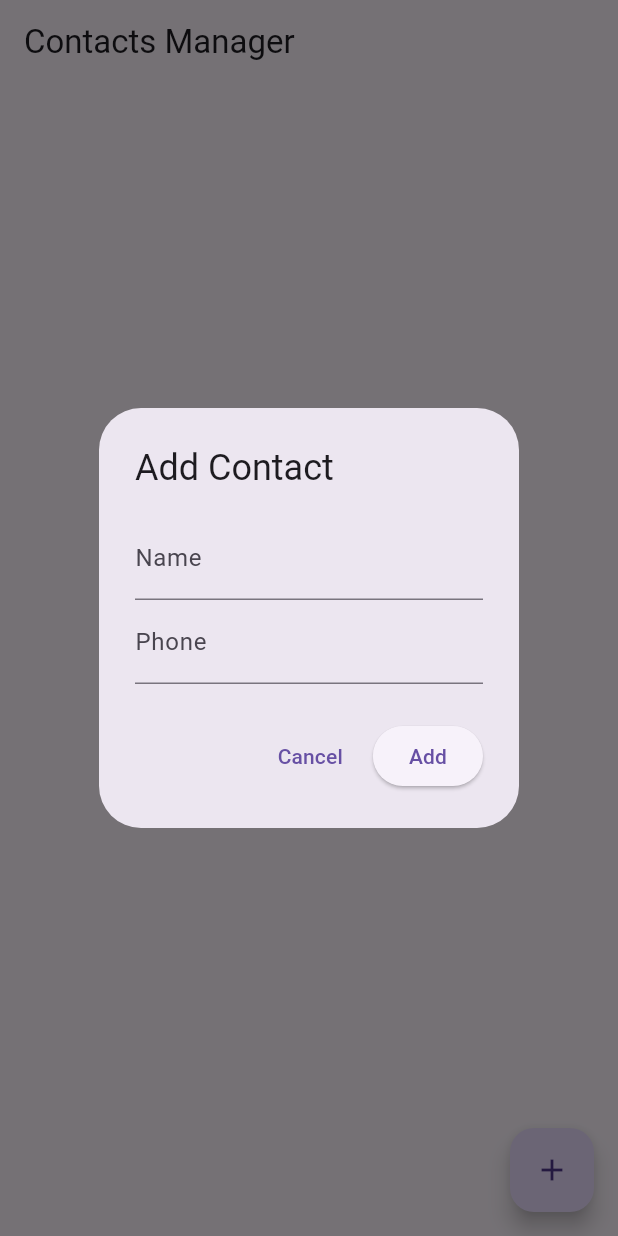
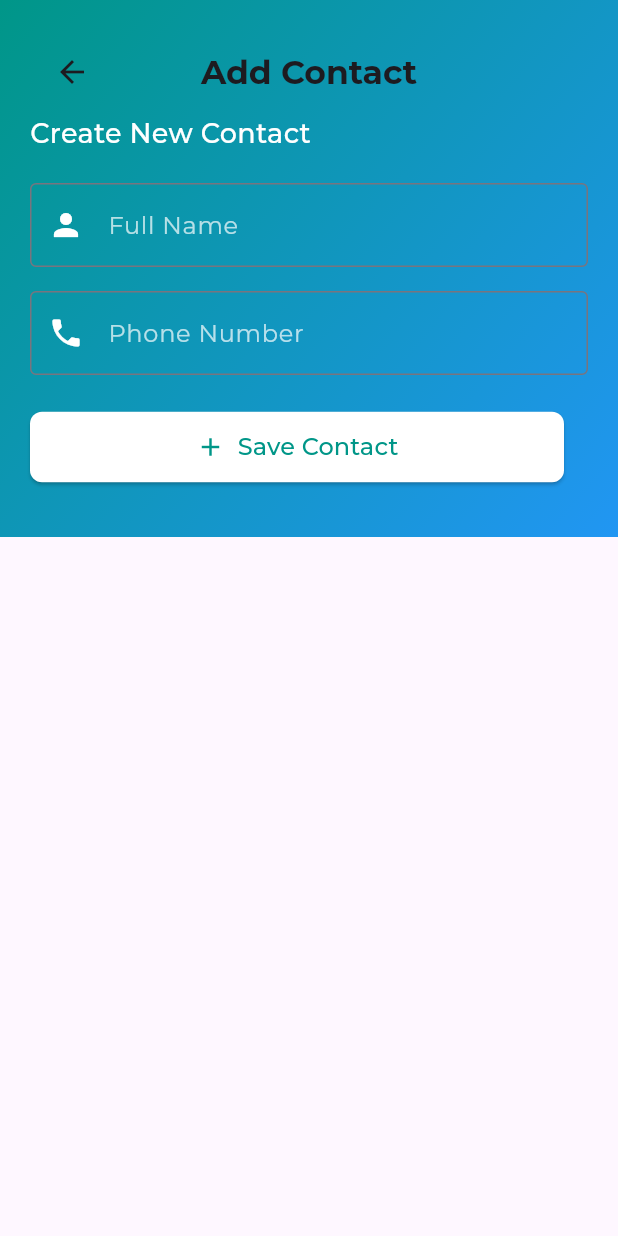
Before and after one commit to keerthana2331/sqf_lite, a Flutter app: the screen it shows after launch, after a tap on the "add" icon, on a phone screen of 412 x 824 dp. Run offline on Flutter 3.47's test engine with Material 3 defaults, Android fonts, the phone set to English and light mode, and no system bars; our stand-ins replace flutter_staggered_animations, google_fonts, sqflite; accounts and stored records are empty.

Commit message:
made some changes into it

```diff
--- /dev/null
+++ b/lib/contactlist.dart
@@ -0,0 +1,209 @@
+import 'package:flutter/material.dart';
+import 'package:flutter_staggered_animations/flutter_staggered_animations.dart';
+import 'db_helper.dart';
+import 'contact.dart';
+import 'contactpage.dart';
+
+class ContactListPage extends StatefulWidget {
+  @override
+  _ContactListPageState createState() => _ContactListPageState();
+}
+
+class _ContactListPageState extends State<ContactListPage> {
+  List<Contact> _contacts = [];
+  final DBHelper _dbHelper = DBHelper();
+  final GlobalKey<AnimatedListState> _listKey = GlobalKey<AnimatedListState>();
+
+  // Gradient color control
+  late List<Color> _colors;
+  late List<Color> _secondColors;
+
+  @override
+  void initState() {
+    super.initState();
+    _loadContacts();
+
+    _colors = [Colors.teal.shade300, Colors.blue.shade400]; // Initial colors
+    _secondColors = [Colors.blue.shade400, Colors.purple.shade600]; // Second colors for animation
+    _startGradientAnimation();
+  }
+
+  Future<void> _loadContacts() async {
+    final contacts = await _dbHelper.getContacts();
+    setState(() {
+      _contacts = contacts;
+    });
+  }
+
+  void _navigateToAddEditPage({Contact? contact}) async {
+    final result = await Navigator.push(
+      context,
+      MaterialPageRoute(
+        builder: (context) => AddEditContactPage(contact: contact),
+      ),
+    );
+
+    if (result == true) {
+      _loadContacts();
+    }
+  }
+
+  Future<void> _confirmDelete(int id, int index) async {
+    final confirm = await showDialog<bool>(
+      context: context,
+      builder: (context) => AlertDialog(
+        title: Text('Delete Contact'),
+        content: Text('Are you sure you want to delete this contact?'),
+        actions: [
+          TextButton(
+            onPressed: () => Navigator.pop(context, false),
+            child: Text('Cancel'),
+          ),
+          TextButton(
+            onPressed: () => Navigator.pop(context, true),
+            child: Text('Delete'),
+          ),
+        ],
+      ),
+    );
+
+    if (confirm == true) {
+      await _dbHelper.deleteContact(id);
+      setState(() {
+        _contacts.removeAt(index);
+      });
+    }
+  }
+
+  // Function to animate background gradient change
+  void _startGradientAnimation() {
+    Future.delayed(Duration(seconds: 3), () {
+      setState(() {
+        _colors = _secondColors;
+        _secondColors = _colors;
+      });
+      _startGradientAnimation(); // Loop the animation
+    });
+  }
+
+  @override
+  Widget build(BuildContext context) {
+    return Scaffold(
+      appBar: AppBar(
+        title: Text(
+          'Contact Manager',
+          style: TextStyle(fontSize: 24, fontWeight: FontWeight.bold),
+        ),
+        centerTitle: true,
+      ),
+      body: AnimatedContainer(
+        duration: Duration(seconds: 3),
+        decoration: BoxDecoration(
+          gradient: LinearGradient(
+            colors: _colors,
+            begin: Alignment.topLeft,
+            end: Alignment.bottomRight,
+          ),
+        ),
+        child: _contacts.isEmpty
+            ? Center(
+                child: Column(
+                  mainAxisAlignment: MainAxisAlignment.center,
+                  children: [
+                    AnimatedContainer(
+                      duration: Duration(seconds: 1),
+                      child: Icon(Icons.contacts, size: 100, color: Colors.white.withOpacity(0.7)),
+                    ),
+                    SizedBox(height: 16),
+                    Text(
+                      'No Contacts Found',
+                      style: TextStyle(
+                        fontSize: 20,
+                        fontWeight: FontWeight.w500,
+                        color: Colors.white.withOpacity(0.8),
+                      ),
+                    ),
+                    SizedBox(height: 8),
+                    Text(
+                      'Tap the "+" button to add a new contact!',
+                      style: TextStyle(color: Colors.white.withOpacity(0.7)),
+                    ),
+                  ],
+                ),
+              )
+            : AnimationLimiter(
+                child: ListView.builder(
+                  key: _listKey,
+                  padding: EdgeInsets.all(8),
+                  itemCount: _contacts.length,
+                  itemBuilder: (context, index) {
+                    final contact = _contacts[index];
+                    return AnimationConfiguration.staggeredList(
+                      position: index,
+                      duration: const Duration(milliseconds: 500),
+                      child: SlideAnimation(
+                        verticalOffset: 50.0,
+                        child: FadeInAnimation(
+                          child: Card(
+                            elevation: 4,
+                            margin: EdgeInsets.symmetric(vertical: 8, horizontal: 12),
+                            shape: RoundedRectangleBorder(
+                              borderRadius: BorderRadius.circular(12),
+                            ),
+                            child: ListTile(
+                              contentPadding: EdgeInsets.symmetric(horizontal: 16, vertical: 8),
+                              leading: CircleAvatar(
+                                radius: 24,
+                                backgroundColor: Colors.teal.shade300,
+                                child: Text(
+                                  contact.name[0].toUpperCase(),
+                                  style: TextStyle(color: Colors.white, fontSize: 20),
+                                ),
+                              ),
+                              title: Text(
+                                contact.name,
+                                style: TextStyle(
+                                  fontSize: 18,
+                                  fontWeight: FontWeight.bold,
+                                ),
+                              ),
+                              subtitle: Text(
+                                contact.phone,
+                                style: TextStyle(color: Colors.grey.shade600),
+                              ),
+                              trailing: Row(
+                                mainAxisSize: MainAxisSize.min,
+                                children: [
+                                  Tooltip(
+                                    message: 'Edit Contact',
+                                    child: IconButton(
+                                      icon: Icon(Icons.edit, color: Colors.blue),
+                                      onPressed: () => _navigateToAddEditPage(contact: contact),
+                                    ),
+                                  ),
+                                  Tooltip(
+                                    message: 'Delete Contact',
+                                    child: IconButton(
+                                      icon: Icon(Icons.delete, color: Colors.red),
+                                      onPressed: () => _confirmDelete(contact.id!, index),
+                                    ),
+                                  ),
+                                ],
+                              ),
+                            ),
+                          ),
+                        ),
+                      ),
+                    );
+                  },
+                ),
+              ),
+      ),
+      floatingActionButton: FloatingActionButton(
+        onPressed: () => _navigateToAddEditPage(),
+        child: Icon(Icons.add),
+        backgroundColor: Colors.teal,
+      ),
+    );
+  }
+}
--- /dev/null
+++ b/lib/contactpage.dart
@@ -0,0 +1,217 @@
+import 'package:flutter/material.dart';
+import 'dart:async'; // For periodic updates.
+
+import 'db_helper.dart';
+import 'contact.dart';
+
+class AddEditContactPage extends StatefulWidget {
+  final Contact? contact;
+
+  const AddEditContactPage({Key? key, this.contact}) : super(key: key);
+
+  @override
+  AddEditContactPageState createState() => AddEditContactPageState();
+}
+
+class AddEditContactPageState extends State<AddEditContactPage> {
+  final formKey = GlobalKey<FormState>();
+  final nameController = TextEditingController();
+  final phoneController = TextEditingController();
+  final DBHelper dbHelper = DBHelper();
+
+  List<List<Color>> gradientColors = [
+    [Colors.teal, Colors.blue],
+    [Colors.purple, Colors.pink],
+    [Colors.orange, Colors.red],
+  ];
+  int currentGradientIndex = 0;
+
+  @override
+  void initState() {
+    super.initState();
+    if (widget.contact != null) {
+      nameController.text = widget.contact!.name;
+      phoneController.text = widget.contact!.phone;
+    }
+    startGradientAnimation();
+  }
+
+  void startGradientAnimation() {
+    Timer.periodic(Duration(seconds: 4), (timer) {
+      setState(() {
+        currentGradientIndex = (currentGradientIndex + 1) % gradientColors.length;
+      });
+    });
+  }
+
+  @override
+  void dispose() {
+    nameController.dispose();
+    phoneController.dispose();
+    super.dispose();
+  }
+
+  void saveContact() async {
+    if (formKey.currentState!.validate()) {
+      final contact = Contact(
+        id: widget.contact?.id,
+        name: nameController.text.trim(),
+        phone: phoneController.text.trim(),
+      );
+
+      if (widget.contact == null) {
+        await dbHelper.addContact(contact);
+      } else {
+        await dbHelper.updateContact(contact);
+      }
+
+      Navigator.pop(context, true);
+    }
+  }
+
+  @override
+  Widget build(BuildContext context) {
+    return Scaffold(
+      body: AnimatedContainer(
+        duration: Duration(seconds: 4),
+        curve: Curves.easeInOut,
+        decoration: BoxDecoration(
+          gradient: LinearGradient(
+            colors: gradientColors[currentGradientIndex],
+            begin: Alignment.topLeft,
+            end: Alignment.bottomRight,
+          ),
+        ),
+        child: SingleChildScrollView(
+          padding: const EdgeInsets.all(20.0),
+          child: Column(
+            children: [
+              AppBar(
+                title: Text(
+                  widget.contact == null ? 'Add Contact' : 'Edit Contact',
+                  style: TextStyle(fontSize: 22, fontWeight: FontWeight.bold),
+                ),
+                centerTitle: true,
+                backgroundColor: Colors.transparent,
+                elevation: 0,
+              ),
+              Form(
+                key: formKey,
+                child: Column(
+                  crossAxisAlignment: CrossAxisAlignment.start,
+                  children: [
+                    Text(
+                      widget.contact == null
+                          ? 'Create New Contact'
+                          : 'Update Contact Details',
+                      style: TextStyle(
+                          fontSize: 18,
+                          fontWeight: FontWeight.w500,
+                          color: Colors.white),
+                    ),
+                    SizedBox(height: 20),
+                    TextFormField(
+                      controller: nameController,
+                      decoration: InputDecoration(
+                        labelText: 'Full Name',
+                        labelStyle: TextStyle(color: Colors.white70, fontSize: 16),
+                        border: OutlineInputBorder(),
+                        focusedBorder: OutlineInputBorder(
+                          borderSide: BorderSide(color: Colors.white70, width: 2.0),
+                        ),
+                        prefixIcon: Icon(Icons.person, color: Colors.white),
+                      ),
+                      validator: (value) =>
+                          value!.isEmpty ? 'Please enter a name' : null,
+                    ),
+                    SizedBox(height: 16),
+                    TextFormField(
+                      controller: phoneController,
+                      decoration: InputDecoration(
+                        labelText: 'Phone Number',
+                        labelStyle: TextStyle(color: Colors.white70, fontSize: 16),
+                        border: OutlineInputBorder(),
+                        focusedBorder: OutlineInputBorder(
+                          borderSide: BorderSide(color: Colors.white70, width: 2.0),
+                        ),
+                        prefixIcon: Icon(Icons.phone, color: Colors.white),
+                      ),
+                      keyboardType: TextInputType.phone,
+                      validator: (value) {
+                        if (value!.isEmpty) return 'Please enter a phone number';
+                        if (value.length != 10) return 'Phone number must be 10 digits';
+                        return null;
+                      },
+                    ),
+                    SizedBox(height: 24),
+                    Row(
+                      children: [
+                        Expanded(
+                          child: ElevatedButton.icon(
+                            onPressed: saveContact,
+                            icon: Icon(
+                              widget.contact == null ? Icons.add : Icons.update,
+                              size: 20,
+                            ),
+                            label: Text(
+                              widget.contact == null
+                                  ? 'Save Contact'
+                                  : 'Update Contact',
+                              style: TextStyle(fontSize: 16),
+                            ),
+                            style: ElevatedButton.styleFrom(
+                              backgroundColor: Colors.white,
+                              foregroundColor: Colors.teal,
+                              padding: EdgeInsets.symmetric(vertical: 12),
+                              shape: RoundedRectangleBorder(
+                                borderRadius: BorderRadius.circular(8),
+                              ),
+                            ),
+                          ),
+                        ),
+                        SizedBox(width: 16),
+                        if (widget.contact != null)
+                          Expanded(
+                            child: ElevatedButton.icon(
+                              onPressed: () {
+                                Navigator.pop(context);
+                              },
+                              icon: Icon(Icons.cancel, color: Colors.white, size: 20),
+                              label: Text(
+                                'Cancel',
+                                style: TextStyle(fontSize: 16),
+                              ),
+                              style: ElevatedButton.styleFrom(
+                                backgroundColor: Colors.redAccent,
+                                padding: EdgeInsets.symmetric(vertical: 12),
+                                shape: RoundedRectangleBorder(
+                                  borderRadius: BorderRadius.circular(8),
+                                ),
+                              ),
+                            ),
+                          ),
+                      ],
+                    ),
+                    SizedBox(height: 16),
+                    if (widget.contact != null)
+                      Align(
+                        alignment: Alignment.center,
+                        child: TextButton.icon(
+                          onPressed: () => Navigator.pop(context, 'delete'),
+                          icon: Icon(Icons.delete, color: Colors.red),
+                          label: Text(
+                            'Delete Contact',
+                            style: TextStyle(color: Colors.red),
+                          ),
+                        ),
+                      ),
+                  ],
+                ),
+              ),
+            ],
+          ),
+        ),
+      ),
+    );
+  }
+}
--- a/lib/db_helper.dart
+++ b/lib/db_helper.dart
@@ -3,19 +3,19 @@ import 'package:sqflite/sqflite.dart';
 import 'contact.dart';
 
 class DBHelper {
-  static final DBHelper _instance = DBHelper._internal();
-  factory DBHelper() => _instance;
-  DBHelper._internal();
+  static final DBHelper instance = DBHelper.internal();
+  factory DBHelper() => instance;
+  DBHelper.internal();
 
   static Database? _database;
 
   Future<Database> get database async {
     if (_database != null) return _database!;
-    _database = await _initDatabase();
+    _database = await initDatabase();
     return _database!;
   }
 
-  Future<Database> _initDatabase() async {
+  Future<Database> initDatabase() async {
     String path = join(await getDatabasesPath(), 'contacts.db');
     return await openDatabase(
       path,
--- a/lib/main.dart
+++ b/lib/main.dart
@@ -1,6 +1,9 @@
 import 'package:flutter/material.dart';
-import 'db_helper.dart';
-import 'contact.dart';
+
+import 'package:google_fonts/google_fonts.dart';
+import 'package:sq_lite/contactlist.dart';
+
+
 
 void main() {
   runApp(MyApp());
@@ -10,122 +13,14 @@ class MyApp extends StatelessWidget {
   @override
   Widget build(BuildContext context) {
     return MaterialApp(
-      title: 'Contacts Manager',
-      home: ContactsPage(),
+      title: 'Contact Manager',
+      debugShowCheckedModeBanner: false,
+      theme: ThemeData(
+        primarySwatch: Colors.teal,
+        visualDensity: VisualDensity.adaptivePlatformDensity,
+        textTheme: GoogleFonts.montserratTextTheme(),
+      ),
+      home: ContactListPage(),
     );
   }
 }
-
-class ContactsPage extends StatefulWidget {
-  @override
-  _ContactsPageState createState() => _ContactsPageState();
-}
-
-class _ContactsPageState extends State<ContactsPage> {
-  final DBHelper _dbHelper = DBHelper();
-  List<Contact> _contacts = [];
-
-  @override
-  void initState() {
-    super.initState();
-    _fetchContacts();
-  }
-
-  Future<void> _fetchContacts() async {
-    final contacts = await _dbHelper.getContacts();
-    setState(() {
-      _contacts = contacts;
-    });
-  }
-
-  void _showContactDialog({Contact? contact}) {
-    final TextEditingController nameController =
-        TextEditingController(text: contact?.name ?? '');
-    final TextEditingController phoneController =
-        TextEditingController(text: contact?.phone ?? '');
-
-    showDialog(
-      context: context,
-      builder: (_) => AlertDialog(
-        title: Text(contact == null ? 'Add Contact' : 'Edit Contact'),
-        content: Column(
-          mainAxisSize: MainAxisSize.min,
-          children: [
-            TextField(
-              controller: nameController,
-              decoration: InputDecoration(labelText: 'Name'),
-            ),
-            TextField(
-              controller: phoneController,
-              decoration: InputDecoration(labelText: 'Phone'),
-            ),
-          ],
-        ),
-        actions: [
-          TextButton(
-            onPressed: () => Navigator.pop(context),
-            child: Text('Cancel'),
-          ),
-          ElevatedButton(
-            onPressed: () async {
-              final name = nameController.text;
-              final phone = phoneController.text;
-
-              if (name.isNotEmpty && phone.isNotEmpty) {
-                if (contact == null) {
-                  await _dbHelper.addContact(Contact(name: name, phone: phone));
-                } else {
-                  await _dbHelper.updateContact(
-                    Contact(id: contact.id, name: name, phone: phone),
-                  );
-                }
-                await _fetchContacts();
-                Navigator.pop(context);
-              }
-            },
-            child: Text(contact == null ? 'Add' : 'Update'),
-          ),
-        ],
-      ),
-    );
-  }
-
-  void _deleteContact(int id) async {
-    await _dbHelper.deleteContact(id);
-    await _fetchContacts();
-  }
-
-  @override
-  Widget build(BuildContext context) {
-    return Scaffold(
-      appBar: AppBar(title: Text('Contacts Manager')),
-      body: ListView.builder(
-        itemCount: _contacts.length,
-        itemBuilder: (_, index) {
-          final contact = _contacts[index];
-          return ListTile(
-            title: Text(contact.name),
-            subtitle: Text(contact.phone),
-            trailing: Row(
-              mainAxisSize: MainAxisSize.min,
-              children: [
-                IconButton(
-                  icon: Icon(Icons.edit),
-                  onPressed: () => _showContactDialog(contact: contact),
-                ),
-                IconButton(
-                  icon: Icon(Icons.delete),
-                  onPressed: () => _deleteContact(contact.id!),
-                ),
-              ],
-            ),
-          );
-        },
-      ),
-      floatingActionButton: FloatingActionButton(
-        child: Icon(Icons.add),
-        onPressed: () => _showContactDialog(),
-      ),
-    );
-  }
-}
--- a/pubspec.yaml
+++ b/pubspec.yaml
@@ -11,8 +11,11 @@ dependencies:
   flutter:
     sdk: flutter
   cupertino_icons: ^1.0.8
-  sqflite: ^2.2.0
+  sqflite: ^2.2.8
   path: ^1.8.3
+  google_fonts: ^6.2.1
+  flutter_staggered_animations: ^1.1.1
+
 
 dev_dependencies:
   flutter_test:
```
Also changed, not shown: pubspec.lock, 1 other file.
